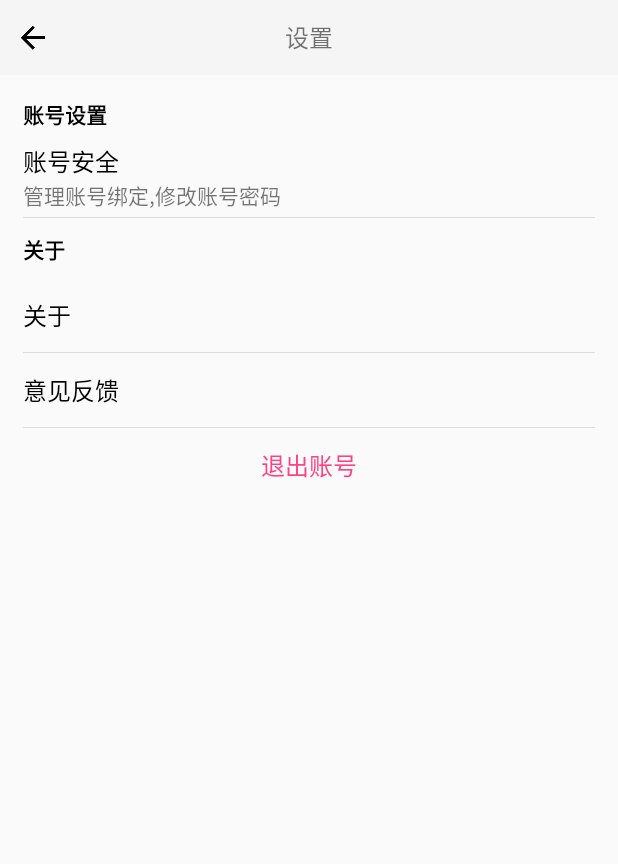
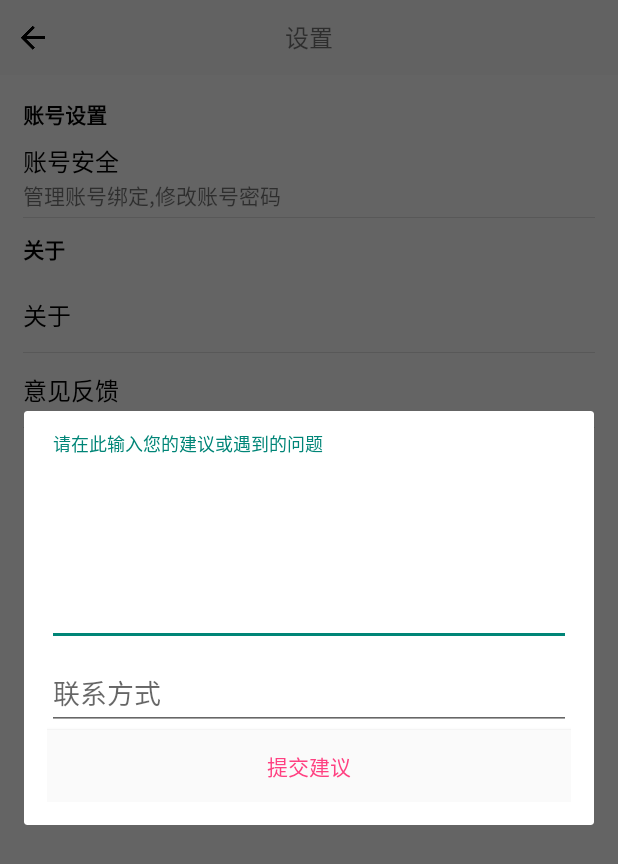
Before and after one commit to Damaer/Goal, an Android app: the fragment SettingFragment shown on its own in the app's theme, after a tap on "意见反馈", on a phone screen of 412 x 824 dp. Shown: the top 864 px of the screen. Run offline under Robolectric (Android 15) with nearby library versions, the phone set to English and light mode, and no system bars; 1 statement that could not run was skipped.

Commit message:
完成feedback

```diff
--- /dev/null
+++ b/FE/Goal/app/src/main/java/cn/goal/goal/FeedbackDialog.java
@@ -0,0 +1,103 @@
+package cn.goal.goal;
+
+import android.app.Dialog;
+import android.content.Context;
+import android.os.AsyncTask;
+import android.support.design.widget.TextInputEditText;
+import android.text.TextUtils;
+import android.view.*;
+import android.widget.Button;
+import android.widget.Toast;
+import cn.goal.goal.services.Feedback;
+
+/**
+ * Created by chenlin on 18/02/2017.
+ */
+public class FeedbackDialog implements View.OnClickListener {
+    private Context context;
+    private View mView;
+    private Button feedback;
+    private TextInputEditText suggestion;
+    private TextInputEditText contact;
+    private Dialog mDialog;
+
+    public FeedbackDialog(Context context) {
+        this.context = context;
+        mView = LayoutInflater.from(context).inflate(R.layout.dialog_feedback, null);
+
+        suggestion = (TextInputEditText) mView.findViewById(R.id.suggestion);
+        contact = (TextInputEditText) mView.findViewById(R.id.contact);
+
+        feedback = (Button) mView.findViewById(R.id.confirm);
+        feedback.setOnClickListener(this);
+
+        mDialog = new Dialog(context);
+        mDialog.setContentView(mView);
+        mDialog.show();
+
+        // 设置dialog宽度占满屏幕
+        Window window = mDialog.getWindow();
+        WindowManager.LayoutParams lp = window.getAttributes();
+        lp.width = WindowManager.LayoutParams.MATCH_PARENT; //设置宽度
+        window.setAttributes(lp);
+    }
+
+    public void closeDialog() {
+        if (mDialog != null && mDialog.isShowing()) {
+            mDialog.dismiss();
+        }
+    }
+
+    @Override
+    public void onClick(View v) {
+        if (TextUtils.isEmpty(suggestion.getText())) {
+            Toast.makeText(context, "建议不能为空", Toast.LENGTH_SHORT).show();
+            return ;
+        }
+        new FeedbackTask(suggestion.getText().toString(), contact.getText().toString()).execute();
+    }
+
+    private class FeedbackTask extends AsyncTask<Void, Void, String> {
+        private LoadingDialog dialog;
+        private String content;
+        private String contact;
+
+        public FeedbackTask(String content, String contact) {
+            super();
+            this.content = content;
+            this.contact = contact;
+        }
+
+        @Override
+        protected void onPreExecute() {
+            super.onPreExecute();
+            dialog = new LoadingDialog().showLoading(context);
+        }
+
+        @Override
+        protected String doInBackground(Void... params) {
+            return Feedback.submitFeedback(content, contact);
+        }
+
+        @Override
+        protected void onPostExecute(String s) {
+            super.onPostExecute(s);
+            dialog.closeDialog();
+
+            if (s == null) {
+                Toast.makeText(context, "感谢您的支持！", Toast.LENGTH_SHORT).show();
+                closeDialog();
+            } else {
+                Toast.makeText(context, "提交失败:" + s, Toast.LENGTH_LONG).show();
+            }
+        }
+
+        @Override
+        protected void onCancelled() {
+            super.onCancelled();
+            if (dialog != null) {
+                dialog.closeDialog();
+            }
+        }
+    }
+}
--- a/FE/Goal/app/src/main/java/cn/goal/goal/SettingFragment.java
+++ b/FE/Goal/app/src/main/java/cn/goal/goal/SettingFragment.java
@@ -7,7 +7,6 @@ import android.support.v4.app.Fragment;
 import android.view.LayoutInflater;
 import android.view.View;
 import android.view.ViewGroup;
-import android.widget.Button;
 import android.widget.ImageButton;
 import android.widget.RelativeLayout;
 
@@ -57,6 +56,7 @@ public class SettingFragment extends Fragment implements View.OnClickListener {
                 startActivity(new Intent(getContext(), AboutActivity.class));
                 break;
             case R.id.feedback:
+                new FeedbackDialog(getContext());
                 break;
             case R.id.logout:
                 break;
--- /dev/null
+++ b/FE/Goal/app/src/main/res/layout/dialog_feedback.xml
@@ -0,0 +1,32 @@
+<?xml version="1.0" encoding="utf-8"?>
+<LinearLayout xmlns:android="http://schemas.android.com/apk/res/android"
+              android:orientation="vertical"
+              android:layout_width="match_parent"
+              android:layout_height="match_parent" android:padding="15dp">
+
+    <android.support.design.widget.TextInputLayout
+            android:layout_width="match_parent"
+            android:layout_height="wrap_content">
+
+        <android.support.design.widget.TextInputEditText
+                android:layout_width="match_parent"
+                android:layout_height="wrap_content"
+                android:hint="@string/prompt_feedback" android:maxLength="400" android:lines="5"
+                android:gravity="top" android:id="@+id/suggestion"/>
+    </android.support.design.widget.TextInputLayout>
+    <android.support.design.widget.TextInputLayout
+            android:layout_width="match_parent"
+            android:layout_height="wrap_content">
+
+        <android.support.design.widget.TextInputEditText
+                android:id="@+id/contact"
+                android:layout_width="match_parent"
+                android:layout_height="wrap_content"
+                android:hint="@string/prompt_contact" android:maxLength="100"/>
+    </android.support.design.widget.TextInputLayout>
+    <Button
+            android:text="@string/submit"
+            android:layout_width="match_parent"
+            android:layout_height="wrap_content" android:id="@+id/confirm" android:background="@drawable/ripple_bg"
+            android:textColor="@color/colorAccent"/>
+</LinearLayout>
--- a/FE/Goal/app/src/main/res/values/strings.xml
+++ b/FE/Goal/app/src/main/res/values/strings.xml
@@ -99,4 +99,9 @@
     <string name="wechat">微信</string>
     <string name="bind_wechat">绑定微信</string>
 
+    <!-- Strings related to feedback -->
+    <string name="prompt_feedback">请在此输入您的建议或遇到的问题</string>
+    <string name="prompt_contact">联系方式</string>
+    <string name="submit">提交建议</string>
+
 </resources>
```
Also changed, not shown: FE/Goal/app/src/main/java/cn/goal/goal/services/Feedback.java (added, +11 -0 lines), FE/Goal/app/src/main/res/drawable-hdpi/ic_settings_white_24dp.png (deleted), FE/Goal/app/src/main/res/drawable-mdpi/ic_settings_white_24dp.png (deleted), FE/Goal/app/src/main/res/drawable-xhdpi/ic_settings_white_24dp.png (deleted), FE/Goal/app/src/main/res/drawable-xxhdpi/ic_settings_white_24dp.png (deleted), FE/Goal/app/src/main/res/drawable-xxxhdpi/ic_settings_white_24dp.png (deleted), FE/Goal/app/src/main/res/drawable/ic_settings_black_24dp.png (deleted), FE/Goal/app/src/main/res/drawable/ic_settings_white_24dp.png (deleted).
